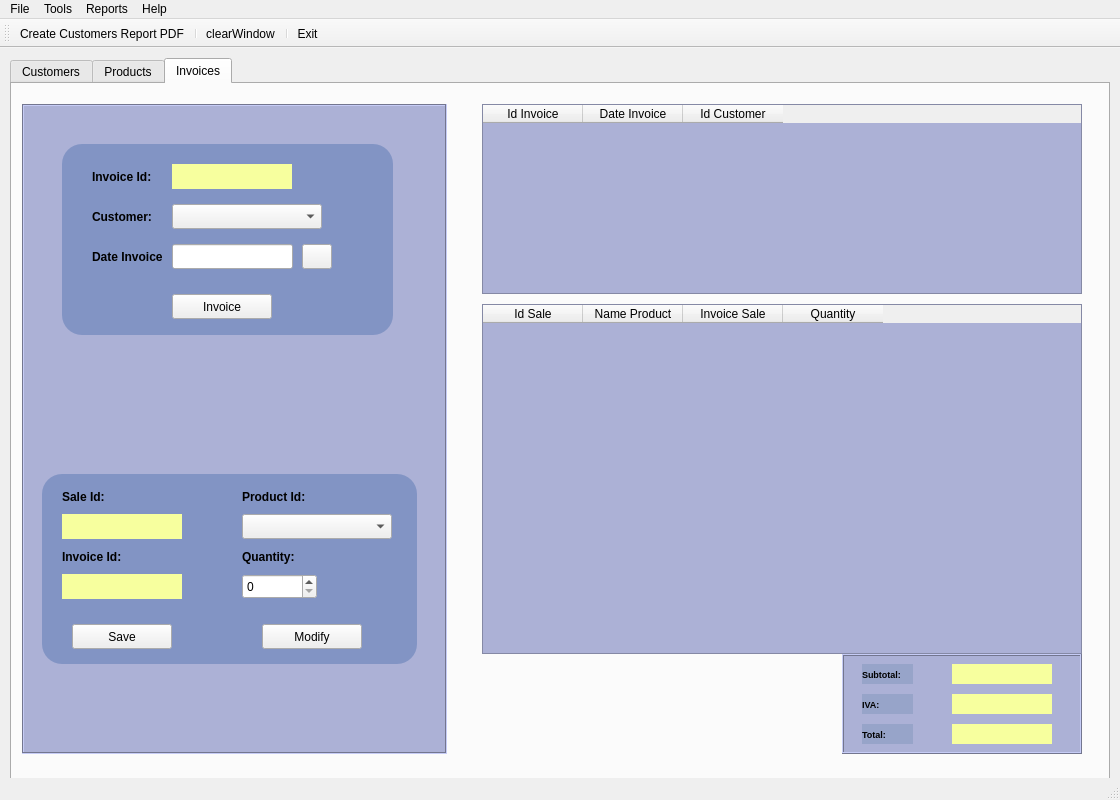
This is RibasGonzalezR/templates/MainWindow.ui in DiegoSabir/InterfaceDevelopment as Qt 5 draws it before an edit. The edited form follows.
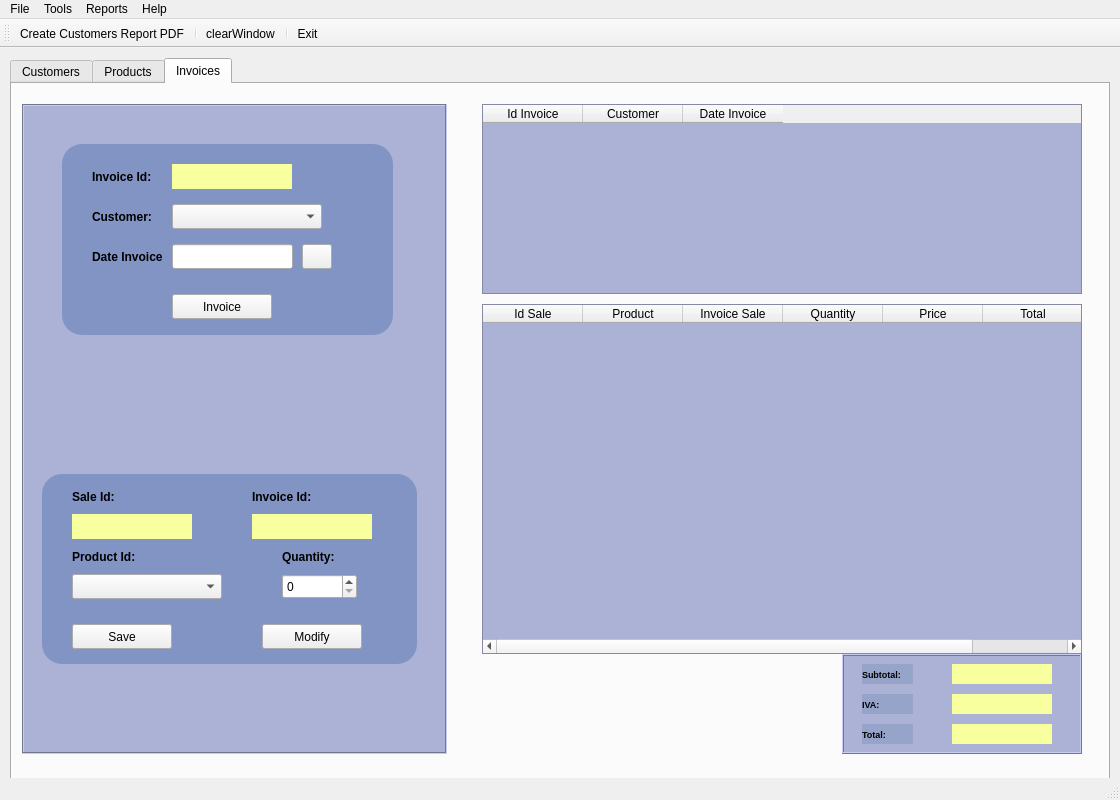
This is the edited form. The open tabs and pages were chosen to show the change. Icons and pictures are not drawn.

Diff of the .ui file:
```diff
--- a/RibasGonzalezR/templates/MainWindow.ui
+++ b/RibasGonzalezR/templates/MainWindow.ui
@@ -48,7 +48,7 @@
      </size>
     </property>
     <property name="currentIndex">
-     <number>2</number>
+     <number>0</number>
     </property>
     <widget class="QWidget" name="tab_3">
      <attribute name="title">
@@ -852,6 +852,11 @@
         <string>Email</string>
        </property>
       </column>
+      <column>
+       <property name="text">
+        <string>Fire Date</string>
+       </property>
+      </column>
      </widget>
     </widget>
     <widget class="QWidget" name="tab_4">
@@ -1671,7 +1676,7 @@
        <widget class="QLabel" name="lblIdSale">
         <property name="geometry">
          <rect>
-          <x>20</x>
+          <x>30</x>
           <y>10</y>
           <width>70</width>
           <height>25</height>
@@ -1702,8 +1707,8 @@
        <widget class="QLabel" name="lblIdProductSale">
         <property name="geometry">
          <rect>
-          <x>200</x>
-          <y>10</y>
+          <x>30</x>
+          <y>70</y>
           <width>70</width>
           <height>25</height>
          </rect>
@@ -1733,7 +1738,7 @@
        <widget class="QLabel" name="lblQuantity">
         <property name="geometry">
          <rect>
-          <x>200</x>
+          <x>240</x>
           <y>70</y>
           <width>70</width>
           <height>25</height>
@@ -1761,37 +1766,6 @@
          <string>Quantity:</string>
         </property>
        </widget>
-       <widget class="QLabel" name="lblTarifa">
-        <property name="geometry">
-         <rect>
-          <x>20</x>
-          <y>70</y>
-          <width>70</width>
-          <height>25</height>
-         </rect>
-        </property>
-        <property name="minimumSize">
-         <size>
-          <width>70</width>
-          <height>25</height>
-         </size>
-        </property>
-        <property name="maximumSize">
-         <size>
-          <width>70</width>
-          <height>25</height>
-         </size>
-        </property>
-        <property name="font">
-         <font>
-          <weight>75</weight>
-          <bold>true</bold>
-         </font>
-        </property>
-        <property name="text">
-         <string>Invoice Id:</string>
-        </property>
-       </widget>
        <widget class="QPushButton" name="btnSaveSale">
         <property name="geometry">
          <rect>
@@ -1817,7 +1791,7 @@
          <string>Save</string>
         </property>
        </widget>
-       <widget class="QPushButton" name="btnModificarViaje">
+       <widget class="QPushButton" name="btnModifySale">
         <property name="geometry">
          <rect>
           <x>220</x>
@@ -1845,7 +1819,7 @@
        <widget class="QLabel" name="txtIdSale">
         <property name="geometry">
          <rect>
-          <x>20</x>
+          <x>30</x>
           <y>40</y>
           <width>120</width>
           <height>25</height>
@@ -1882,66 +1856,29 @@
        <widget class="QComboBox" name="cmbIdProductSale">
         <property name="geometry">
          <rect>
-          <x>200</x>
-          <y>40</y>
-          <width>150</width>
-          <height>25</height>
-         </rect>
-        </property>
-        <property name="minimumSize">
-         <size>
-          <width>150</width>
-          <height>25</height>
-         </size>
-        </property>
-        <property name="maximumSize">
-         <size>
-          <width>150</width>
-          <height>25</height>
-         </size>
-        </property>
-       </widget>
-       <widget class="QLabel" name="txtIdInvoiceSale">
-        <property name="geometry">
-         <rect>
-          <x>20</x>
+          <x>30</x>
           <y>100</y>
-          <width>120</width>
+          <width>150</width>
           <height>25</height>
          </rect>
         </property>
-        <property name="sizePolicy">
-         <sizepolicy hsizetype="Fixed" vsizetype="Fixed">
-          <horstretch>0</horstretch>
-          <verstretch>0</verstretch>
-         </sizepolicy>
-        </property>
         <property name="minimumSize">
          <size>
-          <width>120</width>
+          <width>150</width>
           <height>25</height>
          </size>
         </property>
         <property name="maximumSize">
          <size>
-          <width>120</width>
+          <width>150</width>
           <height>25</height>
          </size>
         </property>
-        <property name="styleSheet">
-         <string notr="true">background-color: rgb(247, 255, 158);</string>
-        </property>
-        <property name="text">
-         <string/>
-        </property>
-        <property name="alignment">
-         <set>Qt::AlignCenter</set>
-        </property>
        </widget>
        <widget class="QSpinBox" name="spQuantitySale">
         <property name="geometry">
          <rect>
-          <x>200</x>
+          <x>240</x>
           <y>100</y>
           <width>75</width>
           <height>25</height>
@@ -1960,6 +1897,74 @@
          </size>
         </property>
        </widget>
+       <widget class="QLabel" name="txtIdInvoiceSale">
+        <property name="geometry">
+         <rect>
+          <x>210</x>
+          <y>40</y>
+          <width>120</width>
+          <height>25</height>
+         </rect>
+        </property>
+        <property name="sizePolicy">
+         <sizepolicy hsizetype="Fixed" vsizetype="Fixed">
+          <horstretch>0</horstretch>
+          <verstretch>0</verstretch>
+         </sizepolicy>
+        </property>
+        <property name="minimumSize">
+         <size>
+          <width>120</width>
+          <height>25</height>
+         </size>
+        </property>
+        <property name="maximumSize">
+         <size>
+          <width>120</width>
+          <height>25</height>
+         </size>
+        </property>
+        <property name="styleSheet">
+         <string notr="true">background-color: rgb(247, 255, 158);</string>
+        </property>
+        <property name="text">
+         <string/>
+        </property>
+        <property name="alignment">
+         <set>Qt::AlignCenter</set>
+        </property>
+       </widget>
+       <widget class="QLabel" name="lblIdInvoiceSale">
+        <property name="geometry">
+         <rect>
+          <x>210</x>
+          <y>10</y>
+          <width>70</width>
+          <height>25</height>
+         </rect>
+        </property>
+        <property name="minimumSize">
+         <size>
+          <width>70</width>
+          <height>25</height>
+         </size>
+        </property>
+        <property name="maximumSize">
+         <size>
+          <width>70</width>
+          <height>25</height>
+         </size>
+        </property>
+        <property name="font">
+         <font>
+          <weight>75</weight>
+          <bold>true</bold>
+         </font>
+        </property>
+        <property name="text">
+         <string>Invoice Id:</string>
+        </property>
+       </widget>
       </widget>
      </widget>
      <widget class="QTableWidget" name="tabSale">
@@ -2271,7 +2276,7 @@
       </column>
       <column>
        <property name="text">
-        <string>Name Product</string>
+        <string>Product</string>
        </property>
       </column>
       <column>
@@ -2284,6 +2289,16 @@
         <string>Quantity</string>
        </property>
       </column>
+      <column>
+       <property name="text">
+        <string>Price</string>
+       </property>
+      </column>
+      <column>
+       <property name="text">
+        <string>Total</string>
+       </property>
+      </column>
      </widget>
      <widget class="QFrame" name="frame_6">
       <property name="geometry">
@@ -2853,16 +2868,16 @@
         <string>Id Invoice</string>
        </property>
       </column>
+      <column>
+       <property name="text">
+        <string>Customer</string>
+       </property>
+      </column>
       <column>
        <property name="text">
         <string>Date Invoice</string>
        </property>
       </column>
-      <column>
-       <property name="text">
-        <string>Id Customer</string>
-       </property>
-      </column>
      </widget>
      <zorder>frame_5</zorder>
      <zorder>frame_6</zorder>
@@ -2877,7 +2892,7 @@
      <x>0</x>
      <y>0</y>
      <width>1120</width>
-     <height>21</height>
+     <height>26</height>
     </rect>
    </property>
    <widget class="QMenu" name="menuCustomers">
```
